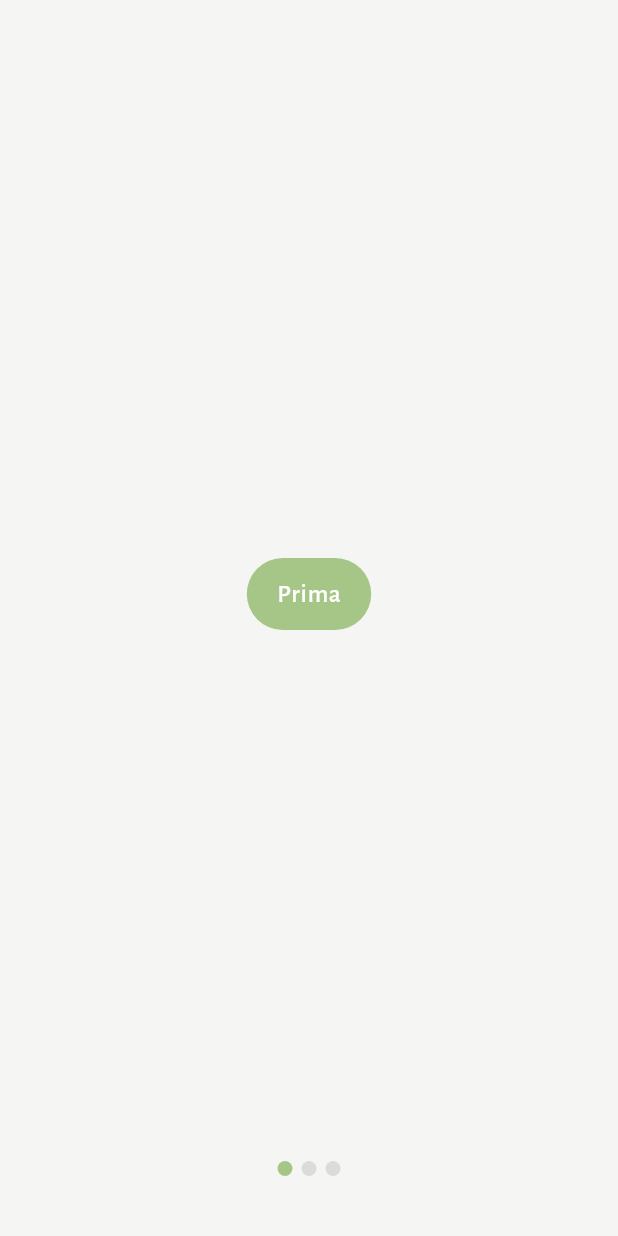
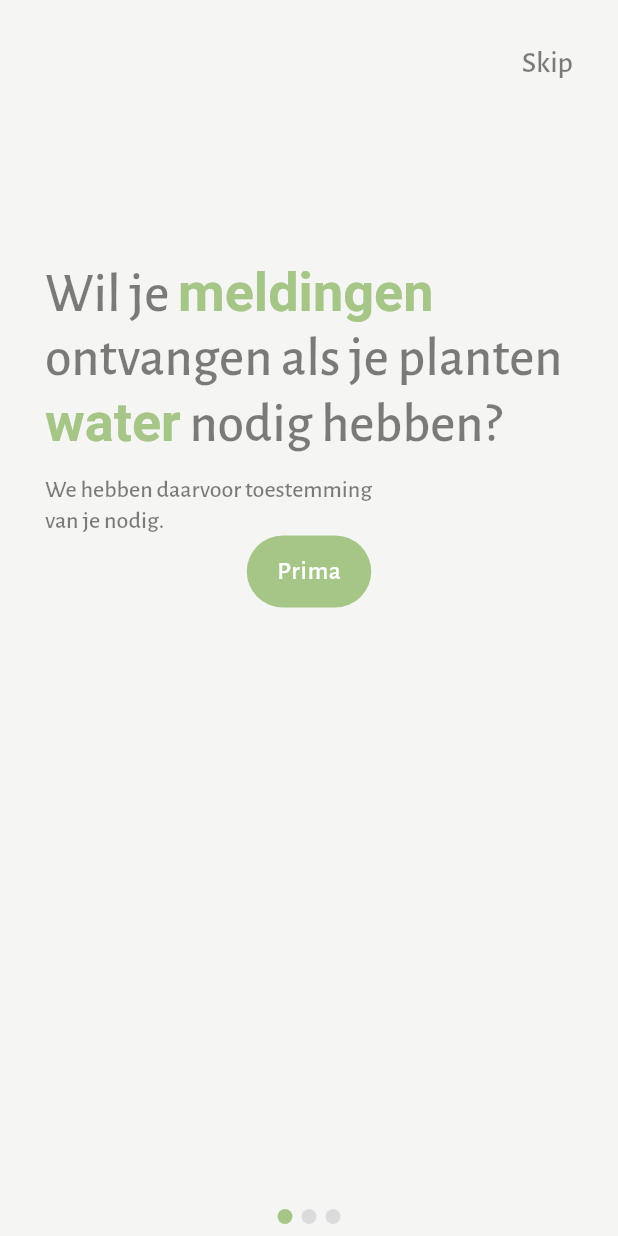
Before and after one commit to Bryanx/fluttery-plants, a Flutter app: the screen it shows after launch, swiped to page 3, on a phone screen of 412 x 824 dp. Run offline on Flutter 3.47's test engine with Material 2 defaults, Android fonts, the phone set to English and light mode, and no system bars; our stand-ins replace camera, equatable, flare_flutter, flutter_mobx, flutter_svg, flutter_swiper and 4 more; accounts and stored records are empty; generated files the repository leaves out were written again.

Commit message:
Added next step

```diff
--- a/lib/screens/onboarding/onboarding_screen.dart
+++ b/lib/screens/onboarding/onboarding_screen.dart
@@ -4,11 +4,15 @@ import 'package:flutter_swiper/flutter_swiper.dart';
 import 'package:fluttering_plants/common/color_util.dart';
 import 'package:fluttering_plants/screens/home/home_screen.dart';
 import 'package:fluttering_plants/screens/onboarding/step1.dart';
+import 'package:fluttering_plants/screens/onboarding/step2.dart';
+import 'package:fluttering_plants/screens/onboarding/step3.dart';
 import 'package:fluttering_plants/stores/main_store.dart';
 import 'package:provider/provider.dart';
 
+///
+/// Main onboarding screen, contains all steps and a swiper.
+///
 class OnboardingScreen extends StatelessWidget {
-
   static const route = "/onboarding";
 
   final List<Widget> steps = [
@@ -22,9 +26,7 @@ class OnboardingScreen extends StatelessWidget {
     final store = Provider.of<MainStore>(context).onboardingStore;
     return Scaffold(
       backgroundColor: ColorUtil.backgroundColor,
-      body: Padding(
-        padding: const EdgeInsets.only(bottom: 32.0),
-        child: Swiper(
+      body: Swiper(
         loop: false,
         outer: false,
         itemBuilder: (c, i) {
@@ -37,42 +39,6 @@ class OnboardingScreen extends StatelessWidget {
                 activeColor: ColorUtil.primaryColor)),
         itemCount: 3,
       ),
-      ),
     );
   }
 }
-
-class Step2 extends StatelessWidget {
-  @override
-  Widget build(BuildContext context) {
-    return Container(child: Center(child: Text("step2")));
-  }
-}
-
-class Step3 extends StatelessWidget {
-  @override
-  Widget build(BuildContext context) {
-    final store = Provider.of<MainStore>(context).onboardingStore;
-    return Container(
-        child: Center(
-            child: FloatingActionButton.extended(
-              onPressed: () {
-                store.onBoardingIsFinished();
-                Navigator.of(context).pushNamedAndRemoveUntil(HomeScreen.route, (_) => false);
-              },
-              elevation: 0.0,
-              backgroundColor: ColorUtil.primaryColor,
-              foregroundColor: ColorUtil.white,
-              label: Text(
-                "Prima",
-                style: TextStyle(
-                  fontFamily: 'AlegreyaSans',
-                  fontSize: 17,
-                  color: ColorUtil.white,
-                  letterSpacing: 0.5,
-                  fontWeight: FontWeight.w500,
-                ),
-              ),
-            )));
-  }
-}
--- /dev/null
+++ b/lib/screens/onboarding/step3.dart
@@ -0,0 +1,107 @@
+import 'package:flutter/cupertino.dart';
+import 'package:flutter/material.dart';
+import 'package:fluttering_plants/common/color_util.dart';
+import 'package:fluttering_plants/common/dimen_util.dart';
+import 'package:fluttering_plants/screens/animations/fade_in_up.dart';
+import 'package:fluttering_plants/screens/home/animated_logo.dart';
+import 'package:fluttering_plants/screens/home/home_screen.dart';
+import 'package:fluttering_plants/stores/main_store.dart';
+import 'package:provider/provider.dart';
+
+class Step3 extends StatelessWidget {
+  @override
+  Widget build(BuildContext context) {
+    final store = Provider.of<MainStore>(context).onboardingStore;
+    return SafeArea(
+      child: Padding(
+        padding: const EdgeInsets.all(DimenUtil.defaultMargin),
+        child: Column(
+          children: <Widget>[
+            Align(
+                alignment: Alignment.centerRight,
+                child: Text("Skip",
+                    style: TextStyle(
+                      fontFamily: 'AlegreyaSans',
+                      color: ColorUtil.black.withOpacity(.5),
+                      fontSize: 20,
+                      fontWeight: FontWeight.w500,
+                    ))),
+            Padding(
+              padding: const EdgeInsets.only(top: 120.0),
+              child: FadeInUp(
+                delay: 1,
+                child: RichText(
+                  text: TextSpan(
+                    style: TextStyle(
+                      fontFamily: 'AlegreyaSans',
+                      color: ColorUtil.black.withOpacity(.5),
+                      fontSize: 36,
+                      fontWeight: FontWeight.w500,
+                    ),
+                    children: <TextSpan>[
+                      TextSpan(text: 'Wil je '),
+                      TextSpan(
+                          text: 'meldingen',
+                          style: TextStyle(
+                            color: ColorUtil.primaryColor,
+                            fontWeight: FontWeight.w700,
+                          )),
+                      TextSpan(text: ' ontvangen als je planten '),
+                      TextSpan(
+                          text: 'water',
+                          style: TextStyle(
+                            color: ColorUtil.primaryColor,
+                            fontWeight: FontWeight.w700,
+                          )),
+                      TextSpan(text: ' nodig hebben?'),
+                    ],
+                  ),
+                ),
+              ),
+            ),
+            Padding(
+              padding: const EdgeInsets.only(top: 10.0),
+              child: FadeInUp(
+                  delay: 2,
+                  child: Align(
+                    alignment: Alignment.centerLeft,
+                    child: Text(
+                      "We hebben daarvoor toestemming\nvan je nodig.",
+                      style: TextStyle(
+                        fontFamily: 'AlegreyaSans',
+                        color: ColorUtil.black.withOpacity(.5),
+                        fontSize: 16,
+                          fontWeight: FontWeight.w500,
+                          height: 1.3
+                      ),
+                    ),
+                  )),
+            ),
+            FadeInUp(
+              delay: 3,
+              child: FloatingActionButton.extended(
+                onPressed: () {
+                  store.onBoardingIsFinished();
+                  Navigator.of(context).pushNamedAndRemoveUntil(HomeScreen.route, (_) => false);
+                },
+                elevation: 0.0,
+                backgroundColor: ColorUtil.primaryColor,
+                foregroundColor: ColorUtil.white,
+                label: Text(
+                  "Prima",
+                  style: TextStyle(
+                    fontFamily: 'AlegreyaSans',
+                    fontSize: 17,
+                    color: ColorUtil.white,
+                    letterSpacing: 0.5,
+                    fontWeight: FontWeight.w500,
+                  ),
+                ),
+              ),
+            )
+          ],
+        ),
+      ),
+    );
+  }
+}
```
Also changed, not shown: lib/db/test_data.dart (+2 -16 lines), lib/screens/onboarding/step1.dart (+12 -8 lines), lib/screens/onboarding/step2.dart (added, +81 -0 lines). Lines whose indentation alone changed are shown as unchanged.
